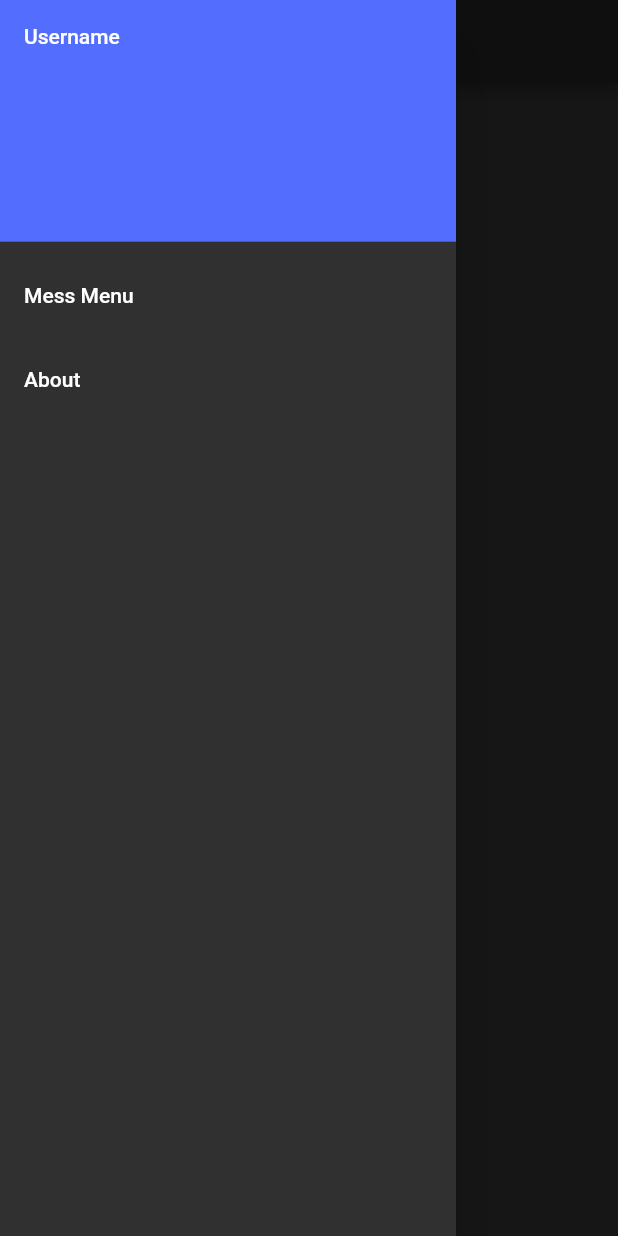
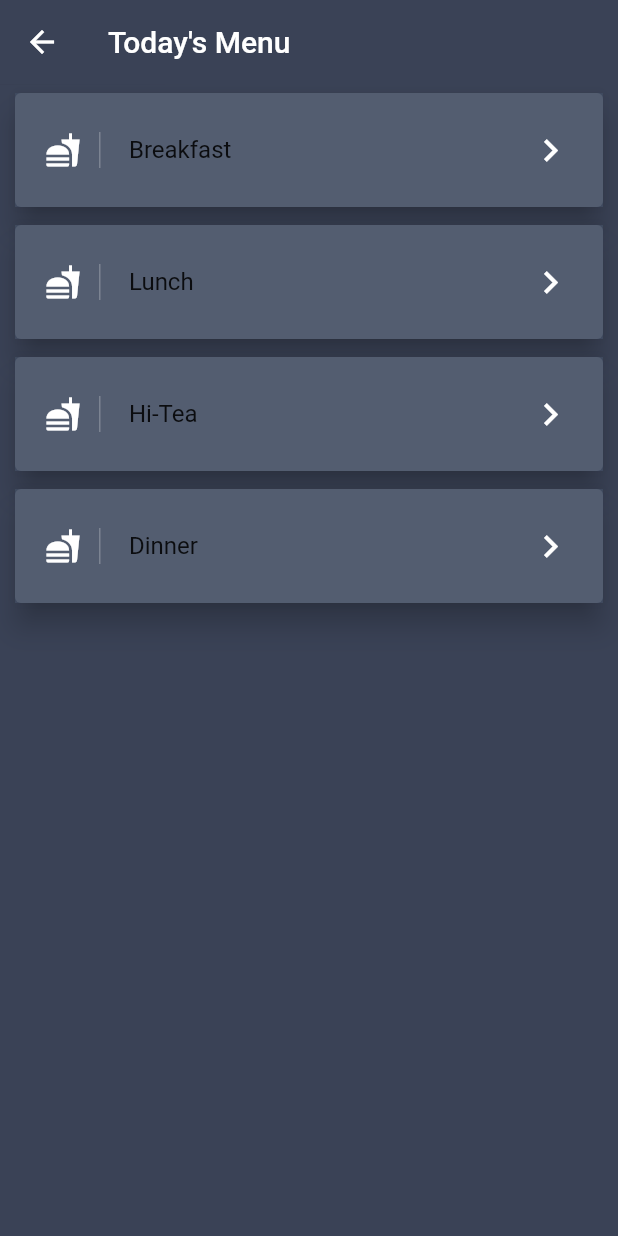
Before and after one commit to DanccKnight/DMRS-, a Flutter app: the Home screen opened by its route, in the side drawer, after a tap on "Mess Menu", on a phone screen of 412 x 824 dp. Run offline on Flutter 3.47's test engine with Material 2 defaults, Android fonts, the phone set to English and light mode, and no system bars; our stand-ins replace cloud_firestore, firebase_auth, google_sign_in; accounts and stored records are empty.

Commit message:
Added the Menu UI

```diff
--- /dev/null
+++ b/lib/Data/MenuTile.dart
@@ -0,0 +1,5 @@
+class MenuTile{
+  String title;
+
+  MenuTile({this.title});
+}
--- a/lib/UI/About.dart
+++ b/lib/UI/About.dart
@@ -9,6 +9,9 @@ class _AboutPageState extends State<AboutPage> {
   @override
   Widget build(BuildContext context) {
     return Scaffold(
+      appBar: AppBar(
+        title: Text('About')
+      ),
       body: new Container(
           child: Center(
               child: new Text(
--- a/lib/UI/HomePage.dart
+++ b/lib/UI/HomePage.dart
@@ -22,7 +22,9 @@ class _HomeState extends State<Home> {
             ),
             ListTile(
               title: Text('Mess Menu'),
-              onTap: () {},
+              onTap: () {
+                Navigator.of(context).pushNamed('/Menu');
+              },
             ),
             ListTile(
                 title: Text('About'),
--- /dev/null
+++ b/lib/UI/Menu.dart
@@ -0,0 +1,111 @@
+import 'package:flutter/material.dart';
+import 'package:dmrs/Data/MenuTile.dart';
+
+class Menu extends StatefulWidget {
+  @override
+  _MenuState createState() => _MenuState();
+}
+
+class _MenuState extends State<Menu> {
+  @override
+  Widget build(BuildContext context) {
+    return Scaffold(
+        backgroundColor: Color.fromRGBO(58, 66, 86, 1.0),
+        appBar: AppBar(
+          elevation: 0.1,
+          backgroundColor: Color.fromRGBO(58, 66, 86, 1.0),
+          title: Text("Today's Menu"),
+        ),
+        body: Center(
+            child: Column(children: <Widget>[
+          Container(
+              child: Card(
+            elevation: 8.0,
+            margin: new EdgeInsets.symmetric(horizontal: 10.0, vertical: 6.0),
+            child: Container(
+              decoration: BoxDecoration(color: Color.fromRGBO(64, 75, 96, .9)),
+              child: ListTile(
+                  contentPadding:
+                      EdgeInsets.symmetric(horizontal: 20.0, vertical: 10.0),
+                  leading: Container(
+                    padding: EdgeInsets.only(right: 12.0),
+                    decoration: new BoxDecoration(
+                        border: new Border(
+                            right: new BorderSide(
+                                width: 1.0, color: Colors.white24))),
+                    child: Icon(Icons.fastfood, color: Colors.white),
+                  ),
+                  title: Text("Breakfast"),
+                  trailing: Icon(Icons.keyboard_arrow_right,
+                      color: Colors.white, size: 30.0)),
+            ),
+          )),
+          Container(
+              child: Card(
+            elevation: 8.0,
+            margin: new EdgeInsets.symmetric(horizontal: 10.0, vertical: 6.0),
+            child: Container(
+              decoration: BoxDecoration(color: Color.fromRGBO(64, 75, 96, .9)),
+              child: ListTile(
+                  contentPadding:
+                      EdgeInsets.symmetric(horizontal: 20.0, vertical: 10.0),
+                  leading: Container(
+                    padding: EdgeInsets.only(right: 12.0),
+                    decoration: new BoxDecoration(
+                        border: new Border(
+                            right: new BorderSide(
+                                width: 1.0, color: Colors.white24))),
+                    child: Icon(Icons.fastfood, color: Colors.white),
+                  ),
+                  title: Text("Lunch"),
+                  trailing: Icon(Icons.keyboard_arrow_right,
+                      color: Colors.white, size: 30.0)),
+            ),
+          )),
+          Container(
+              child: Card(
+            elevation: 8.0,
+            margin: new EdgeInsets.symmetric(horizontal: 10.0, vertical: 6.0),
+            child: Container(
+              decoration: BoxDecoration(color: Color.fromRGBO(64, 75, 96, .9)),
+              child: ListTile(
+                  contentPadding:
+                      EdgeInsets.symmetric(horizontal: 20.0, vertical: 10.0),
+                  leading: Container(
+                    padding: EdgeInsets.only(right: 12.0),
+                    decoration: new BoxDecoration(
+                        border: new Border(
+                            right: new BorderSide(
+                                width: 1.0, color: Colors.white24))),
+                    child: Icon(Icons.fastfood, color: Colors.white),
+                  ),
+                  title: Text("Hi-Tea"),
+                  trailing: Icon(Icons.keyboard_arrow_right,
+                      color: Colors.white, size: 30.0)),
+            ),
+          )),
+          Container(
+              child: Card(
+            elevation: 8.0,
+            margin: new EdgeInsets.symmetric(horizontal: 10.0, vertical: 6.0),
+            child: Container(
+              decoration: BoxDecoration(color: Color.fromRGBO(64, 75, 96, .9)),
+              child: ListTile(
+                  contentPadding:
+                      EdgeInsets.symmetric(horizontal: 20.0, vertical: 10.0),
+                  leading: Container(
+                    padding: EdgeInsets.only(right: 12.0),
+                    decoration: new BoxDecoration(
+                        border: new Border(
+                            right: new BorderSide(
+                                width: 1.0, color: Colors.white24))),
+                    child: Icon(Icons.fastfood, color: Colors.white),
+                  ),
+                  title: Text("Dinner"),
+                  trailing: Icon(Icons.keyboard_arrow_right,
+                      color: Colors.white, size: 30.0)),
+            ),
+          )),
+        ])));
+  }
+}
--- a/lib/UI/Signin.dart
+++ b/lib/UI/Signin.dart
@@ -69,7 +69,7 @@ class _loginPageState extends State<loginPage> {
               ),
             ),
             Container(
-                padding: EdgeInsets.fromLTRB(60.2, 449.0, 0.0, 0.0),
+                padding: EdgeInsets.fromLTRB(60.2, 459.0, 0.0, 0.0),
                 child: RaisedButton(
                   textColor: Colors.white,
                   color: Colors.blue,
@@ -77,7 +77,7 @@ class _loginPageState extends State<loginPage> {
                   child: new Text("Sign in"),
                 )),
             Container(
-                padding: EdgeInsets.fromLTRB(180.0, 449.0, 0.0, 0.0),
+                padding: EdgeInsets.fromLTRB(180.0, 459.0, 0.0, 0.0),
                 child: RaisedButton(
                   textColor: Colors.white,
                   color: Colors.blue,
--- a/lib/main.dart
+++ b/lib/main.dart
@@ -3,21 +3,26 @@ import 'package:dmrs/UI/Signin.dart';
 import 'package:dmrs/UI/HomePage.dart';
 import 'package:dmrs/UI/SignUp.dart';
 import 'package:dmrs/UI/About.dart';
+import 'package:dmrs/UI/Menu.dart';
+import 'package:dmrs/Data/MenuTile.dart';
 
 void main() => runApp(MyApp());
 
 class MyApp extends StatelessWidget {
+
   @override
   Widget build(BuildContext context) {
     return new MaterialApp(
       title: "Mess Rating Thingy",
-      theme: ThemeData.dark(),
+      theme: ThemeData(primaryColor: Color.fromRGBO(58,66,86,1.0)),
       home: new loginPage(),
       routes: <String,WidgetBuilder>{
         '/Home': (BuildContext context) => new Home(),
         '/SignUp': (BuildContext context) => new SignupPage(),
         '/About': (BuildContext context) => new AboutPage(),
+        '/Menu': (BuildContext context) => new Menu()
       }
     );
   }
+
 }
```
